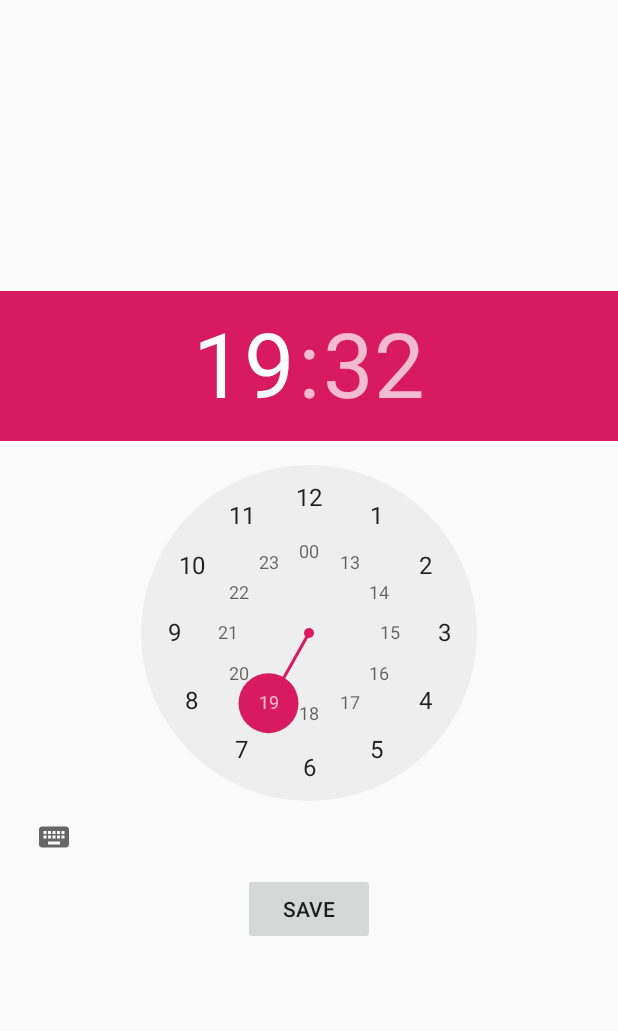
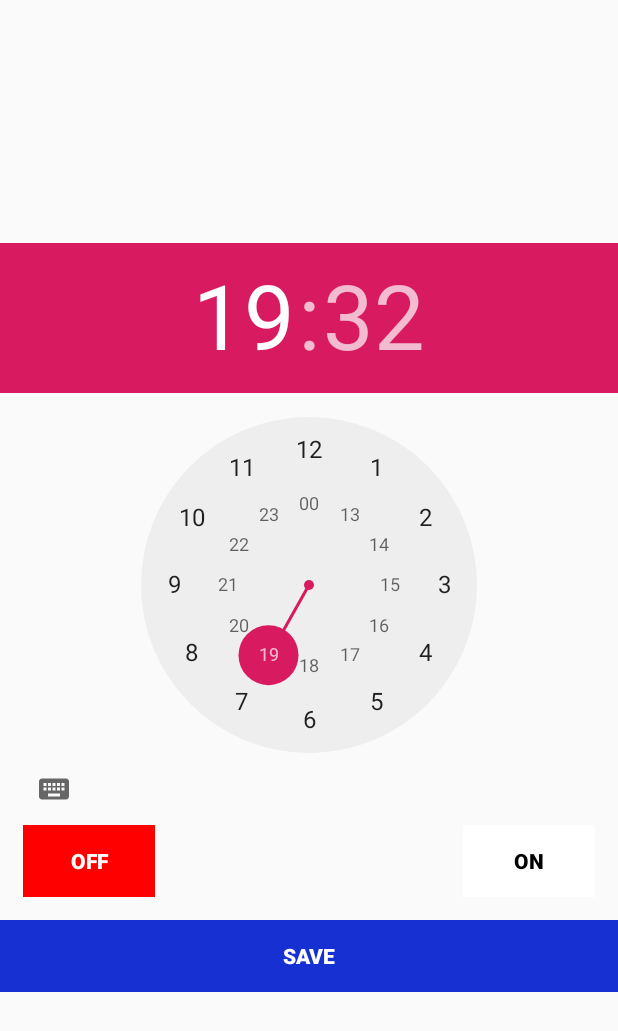
Before and after one commit to NguyenThaiQuyen/SmartBot, an Android app: the TimePickerActivity screen opened directly, with no data from a screen before it, on a phone screen of 412 x 824 dp. Shown: the top 1031 px of the screen. Run offline under Robolectric (Android 15) with nearby library versions, the phone set to English and light mode, and no system bars; our stand-ins replace Firebase (no records; nobody signed in at launch, a user with empty details on screens opened directly); Roboto replaces fonts that are not available here; 1 statement that could not run was skipped.

Commit message:
update response

```diff
--- a/app/src/main/java/dhbkdn/it/dut/smartbot/TimePickerActivity.java
+++ b/app/src/main/java/dhbkdn/it/dut/smartbot/TimePickerActivity.java
@@ -1,6 +1,8 @@
 package dhbkdn.it.dut.smartbot;
 
 import android.content.Intent;
+import android.graphics.Color;
+import android.graphics.drawable.Drawable;
 import android.support.v7.app.AppCompatActivity;
 import android.os.Bundle;
 import android.view.View;
@@ -17,8 +19,10 @@ public class TimePickerActivity extends AppCompatActivity {
 
     TimePicker timePicker;
     String status;
-    int position;
+    String position;
     Button btnSaveTime;
+    Button btnOn;
+    Button btnOff;
 
     FirebaseDatabase mData =  FirebaseDatabase.getInstance();
     final DatabaseReference dataRef =  mData.getReference();
@@ -53,35 +57,66 @@ public class TimePickerActivity extends AppCompatActivity {
                     str_hour = "0" +  hours;
                 }
                 String alarm = status + "/" + str_hour + ":" + str_min;
-                dataRef.child(user.getUid()).child("E" + String.valueOf(position + 1)).child("alarm").setValue(alarm);
+                assert user != null;
+                dataRef.child(user.getUid()).child(position).child("alarm").setValue(alarm);
                 startActivity(new Intent(getApplicationContext(), MainActivity.class));
+            }
+        });
+
+        btnOn.setOnClickListener(new View.OnClickListener() {
+            @Override
+            public void onClick(View v) {
+                setOn();
+            }
+        });
+
+        btnOff.setOnClickListener(new View.OnClickListener() {
+            @Override
+            public void onClick(View v) {
+                setOff();
             }
         });
     }
 
     private void getWidgets() {
         timePicker.setIs24HourView(true);
+        if(status.equals("ON")) {
+           setOn();
+        } else {
+            setOff();
+        }
     }
 
     private void setWidgets() {
         timePicker = findViewById(R.id.timePicker);
         btnSaveTime = findViewById(R.id.btnSaveTime);
+        btnOff = findViewById(R.id.btnOff);
+        btnOn = findViewById(R.id.btnOn);
 
     }
 
     private void inits() {
         Intent intent = getIntent();
         status = intent.getStringExtra("status");
-        if (status.equals("ON")) {
 
-            status = "OFF";
-        } else {
-            status = "ON";
-        }
-        position = intent.getIntExtra("position", 0);
+        position = intent.getStringExtra("position");
 
     }
 
 
+    public void setOff() {
+        status = "OFF";
+        btnOff.setBackgroundColor(Color.RED);
+        btnOff.setTextColor(Color.WHITE);
+        btnOn.setBackgroundColor(Color.WHITE);
+        btnOn.setTextColor(Color.BLACK);
+    }
 
+    public void setOn() {
+        status = "ON";
+        btnOn.setBackgroundColor(Color.RED);
+        btnOn.setTextColor(Color.WHITE);
+        btnOff.setBackgroundColor(Color.WHITE);
+        btnOff.setTextColor(Color.BLACK);
+    }
 }
--- a/app/src/main/res/layout/activity_main.xml
+++ b/app/src/main/res/layout/activity_main.xml
@@ -29,8 +29,10 @@
             android:background="@drawable/round_button"
            android:layout_toLeftOf="@+id/logout"
             android:layout_marginRight="15dp"
+            android:layout_centerVertical="true"
             android:text="+"
             android:layout_gravity="center"
+            android:gravity="center"
             android:textSize="20sp"
             android:textStyle="bold"
             android:onClick="NewDevice"/>
@@ -43,6 +45,7 @@
             android:scaleType="centerCrop"
             android:src="@drawable/logout"
             android:layout_alignParentRight="true"
+            android:layout_centerVertical="true"
             android:onClick="Logout"/>
 
     </RelativeLayout>
--- a/app/src/main/res/layout/activity_time_picker.xml
+++ b/app/src/main/res/layout/activity_time_picker.xml
@@ -17,13 +17,38 @@
             android:layout_height="wrap_content"></TimePicker>
 
 
+        <RelativeLayout
+            android:layout_width="match_parent"
+            android:layout_height="wrap_content"
+            android:paddingLeft="15dp"
+            android:paddingRight="15dp">
+            <Button
+                android:id="@+id/btnOff"
+                android:layout_width="wrap_content"
+                android:layout_height="wrap_content"
+                android:textStyle="bold"
+                android:text="OFF"
+                android:layout_alignParentLeft="true"/>
+            <Button
+                android:id="@+id/btnOn"
+                android:layout_width="wrap_content"
+                android:layout_height="wrap_content"
+                android:textStyle="bold"
+                android:text="ON"
+                android:layout_alignParentRight="true" />
+
+
+        </RelativeLayout>
 
         <Button
             android:id="@+id/btnSaveTime"
-            android:layout_width="wrap_content"
+            android:layout_width="match_parent"
             android:layout_height="wrap_content"
-            android:layout_gravity="center"
-            android:text="Save" />
+            android:background="#1630D1"
+            android:textColor="@color/colorWhite"
+            android:textStyle="bold"
+            android:text="Save"
+            android:layout_marginTop="15dp"/>
 
     </LinearLayout>
 
```
Also changed, not shown: app/src/main/java/dhbkdn/it/dut/smartbot/MainActivity.java (+33 -8 lines), app/src/main/java/dhbkdn/it/dut/smartbot/RegisterActivity.java (+7 -1 lines), app/src/main/java/dhbkdn/it/dut/smartbot/SeclectEquipmentActivity.java (+11 -24 lines), app/src/main/java/dhbkdn/it/dut/smartbot/adapters/ListViewEquipment.java (+84 -35 lines), app/src/main/java/dhbkdn/it/dut/smartbot/models/Equipment.java (+24 -2 lines), app/src/main/res/layout/activity_seclect_equipment.xml (+14 -10 lines), app/src/main/res/layout/item__device.xml (+54 -48 lines), app/src/main/res/drawable/delete.png (added).
